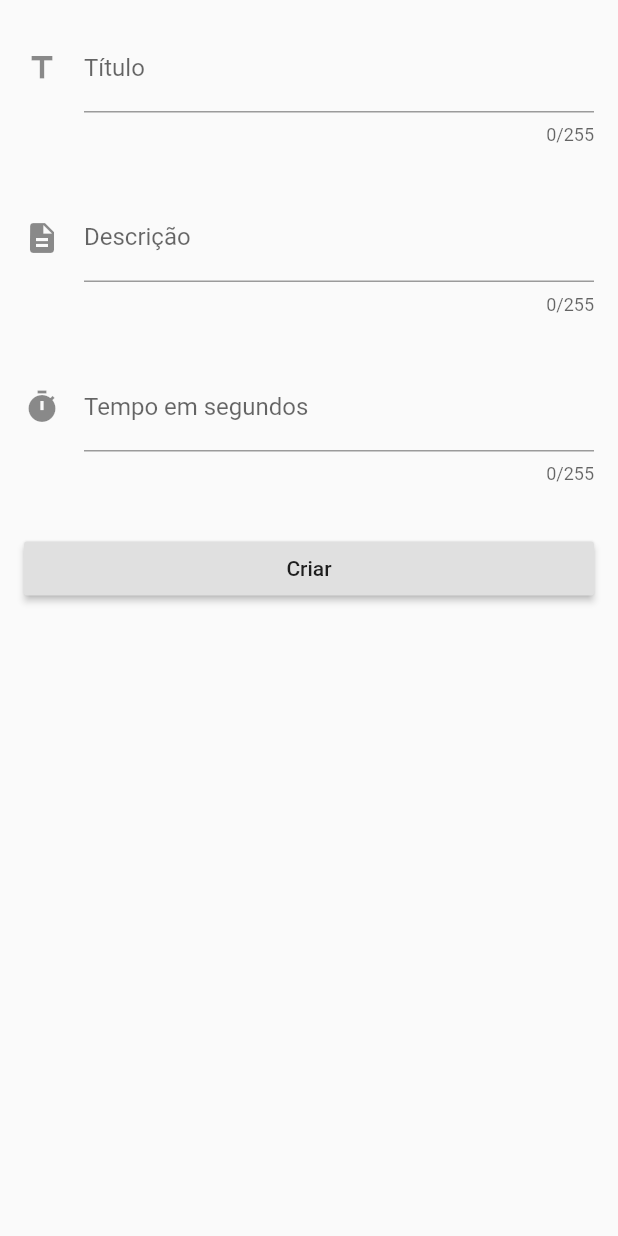
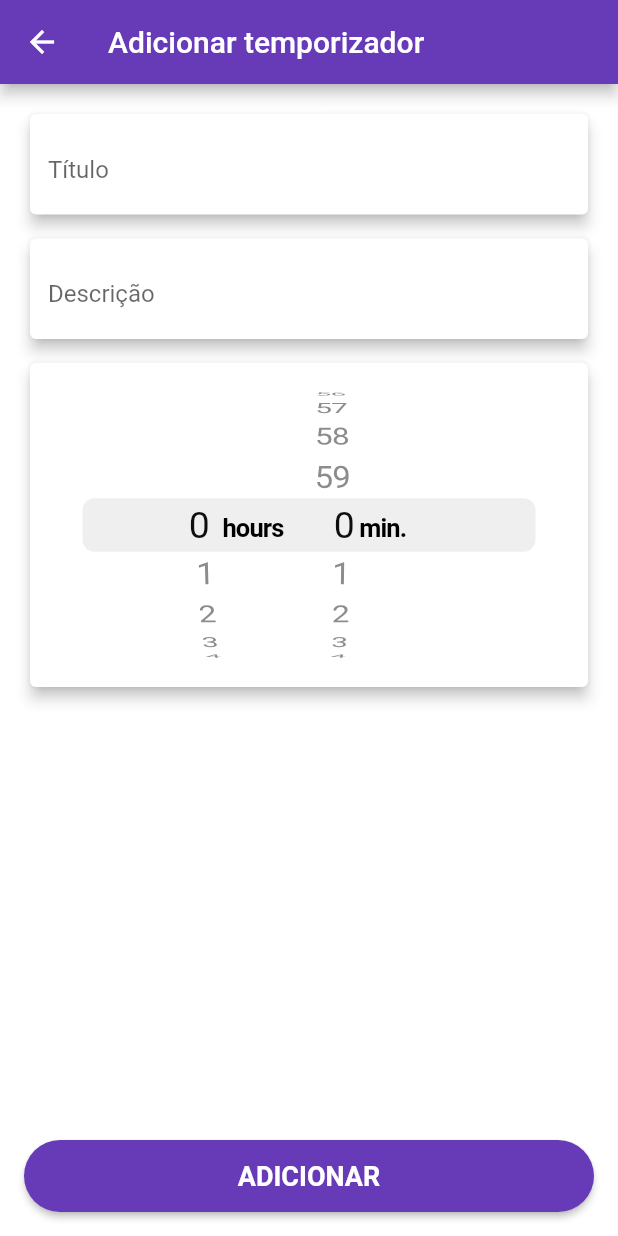
Before and after one commit to lucasselani/kitchen_timer, a Flutter app: the screen it shows after launch, after a tap on "ADICIONAR", on a phone screen of 412 x 824 dp. Run offline on Flutter 3.47's test engine with Material 2 defaults, Android fonts, the phone set to English and light mode, and no system bars; our stand-ins replace fluttertoast.

Commit message:
feat(wip): adding styles all screens

```diff
--- a/lib/models/countdown_timer.dart
+++ b/lib/models/countdown_timer.dart
@@ -9,6 +9,8 @@ class CountdownTimer {
   Duration duration;
   int remainingSeconds;
   String title;
+  bool isPlaying = true;
+  bool isFavorite = false;
 
   CountdownTimer(
       {@required int creationOrder,
--- /dev/null
+++ b/lib/resources/colors.dart
@@ -0,0 +1,7 @@
+import 'package:flutter/material.dart';
+
+class AppColors {
+  static const primaryColor = Colors.deepPurple;
+  static const accentColor = Colors.deepPurpleAccent;
+  static const backgroundColor = Colors.white;
+}
--- a/lib/resources/strings.dart
+++ b/lib/resources/strings.dart
@@ -1,7 +1,15 @@
 class Strings {
+  // general
+  static const addButton = 'ADICIONAR';
+
   // main.dart
   static const appTitle = 'Kitchen Timer';
 
   // timer_screen.dart
-  static const timerTitle = 'Temporizador';
+  static const timerTitle = 'Temporizadores';
+  static const noTimers = 'Clique em "Adicionar" para incluir um novo '
+      'temporizador.';
+
+  // add_timer_screen.dart
+  static const addTimerTitle = 'Adicionar temporizador';
 }
--- /dev/null
+++ b/lib/resources/styles.dart
@@ -0,0 +1,32 @@
+import 'package:flutter/cupertino.dart';
+import 'package:flutter/material.dart';
+
+class Styles {
+  static const label = TextStyle(
+    fontFamily: 'Roboto',
+    fontWeight: FontWeight.normal,
+    fontSize: 14,
+    color: Colors.black54,
+  );
+
+  static const title = TextStyle(
+    fontFamily: 'Roboto',
+    fontWeight: FontWeight.w700,
+    fontSize: 18,
+    color: Colors.black87,
+  );
+
+  static const watch = TextStyle(
+    fontFamily: 'Roboto',
+    fontWeight: FontWeight.bold,
+    fontSize: 22,
+    color: Colors.black,
+  );
+
+  static const button = TextStyle(
+    fontFamily: 'Roboto',
+    fontWeight: FontWeight.bold,
+    fontSize: 18,
+    color: Colors.white,
+  );
+}
--- a/lib/resources/themes.dart
+++ b/lib/resources/themes.dart
@@ -1,15 +1,12 @@
 import 'package:flutter/material.dart';
+
+import 'colors.dart';
 
 class Themes {
   static final appTheme = ThemeData(
-    primarySwatch: Colors.yellow,
-    textTheme: TextTheme(
-      display4: TextStyle(
-        fontFamily: 'Corben',
-        fontWeight: FontWeight.w700,
-        fontSize: 24,
-        color: Colors.black,
-      ),
-    ),
+    primarySwatch: AppColors.primaryColor,
+    accentColor: AppColors.accentColor,
+    backgroundColor: AppColors.backgroundColor,
+    brightness: Brightness.light,
   );
 }
--- a/lib/screens/timer/add_timer_screen.dart
+++ b/lib/screens/timer/add_timer_screen.dart
@@ -1,35 +1,49 @@
+import 'package:flutter/cupertino.dart';
 import 'package:flutter/material.dart';
+import 'package:flutter/services.dart';
 import 'package:fluttertoast/fluttertoast.dart';
 import 'package:kitchentimer/models/countdown_timer.dart';
 import 'package:kitchentimer/providers/app_provider.dart';
+import 'package:kitchentimer/resources/colors.dart';
+import 'package:kitchentimer/resources/strings.dart';
+import 'package:kitchentimer/widgets/material_timer_picker.dart';
+import 'package:kitchentimer/widgets/rounded_button.dart';
 import 'package:provider/provider.dart';
 
 class AddTimerScreen extends StatelessWidget {
   @override
   Widget build(BuildContext context) {
-    return Scaffold(body: _FormState());
+    return Scaffold(
+      resizeToAvoidBottomInset: false,
+      body: Container(padding: EdgeInsets.only(top: 16.0), child: _TimerForm()),
+      appBar: AppBar(
+        title: const Text(Strings.addTimerTitle),
+      ),
+      backgroundColor: AppColors.backgroundColor,
+    );
   }
 }
 
-class _FormState extends StatefulWidget {
+class _TimerForm extends StatefulWidget {
   @override
-  _TimerForm createState() {
-    return _TimerForm();
+  _TimerFormState createState() {
+    return _TimerFormState();
   }
 }
 
-class _TimerForm extends State<_FormState> {
+class _TimerFormState extends State<_TimerForm> {
   final _formKey = GlobalKey<FormState>();
   final _titleController = TextEditingController();
   final _descriptionController = TextEditingController();
-  final _timeController = TextEditingController();
+  Duration _time;
 
   CountdownTimer _createTimer(AppProvider provider) {
     return CountdownTimer(
       creationOrder: provider.nextCreationOrder,
       title: _titleController.text,
       description: _descriptionController.text,
-        duration: Duration(seconds: int.parse(_timeController.text)));
+      duration: _time,
+    );
   }
 
   @override
@@ -51,12 +65,12 @@ class _TimerForm extends State<_FormState> {
                   hint: 'Olhar o forno 5min antes, etc',
                   controller: _descriptionController,
                   validate: false),
-              _FormField(
-                  icon: Icons.timer,
-                  label: 'Tempo em segundos',
-                  hint: '60s = 1min',
-                  controller: _timeController,
-                  inputType: TextInputType.number),
+              MaterialTimerPicker(onTimeSelected: (Duration duration) {
+                setState(() {
+                  _time = duration;
+                });
+              }),
+              Spacer(),
               _FormButton(
                   provider: provider,
                   formKey: _formKey,
@@ -83,25 +97,38 @@ class _FormField extends StatelessWidget {
       Key key})
       : super(key: ValueKey(label));
 
+  InputDecoration _buildInputDecoration(
+      String hint, String label, IconData icon) {
+    return InputDecoration(
+      hintText: hint,
+      labelText: label,
+      //icon: Icon(icon),
+      fillColor: Colors.white,
+      border: OutlineInputBorder(
+        borderSide: BorderSide.none,
+      ),
+    );
+  }
+
   @override
   Widget build(BuildContext context) {
-    // TODO: implement build
     return Padding(
-      padding: const EdgeInsets.all(16.0),
+      padding: EdgeInsets.only(bottom: 8.0, left: 16.0, right: 16.0),
+      child: Card(
+        elevation: 4.0,
+        child: Padding(
+          padding: const EdgeInsets.only(top: 8.0),
           child: TextFormField(
             controller: controller,
-        decoration: InputDecoration(
-          labelText: label,
-          hintText: hint,
-          icon: Icon(icon),
-        ),
-        maxLength: 255,
+            decoration: _buildInputDecoration(hint, label, icon),
             keyboardType: inputType,
             validator: (value) {
               if (!validate) return null;
               if (value.isEmpty) return 'Please enter some text';
               return null;
             },
+          ),
+        ),
       ),
     );
   }
@@ -119,13 +146,7 @@ class _FormButton extends StatelessWidget {
       @required this.createTimer,
       @required this.formKey});
 
-  @override
-  Widget build(BuildContext context) {
-    // TODO: implement build
-    return Padding(
-        padding: const EdgeInsets.symmetric(vertical: 16.0, horizontal: 16.0),
-        child: RaisedButton(
-          onPressed: () {
+  void _onClick(BuildContext context) {
     if (formKey.currentState.validate()) {
       formKey.currentState.save();
       provider.addTimer(createTimer(provider));
@@ -134,8 +155,13 @@ class _FormButton extends StatelessWidget {
               'com suceso!');
       Navigator.pop(context);
     }
-          },
-          child: Center(child: Text('Criar')),
-        ));
+  }
+
+  @override
+  Widget build(BuildContext context) {
+    return RoundedButton(
+      title: Strings.addButton,
+      onClick: () => _onClick(context),
+    );
   }
 }
--- a/lib/screens/timer/timer_screen.dart
+++ b/lib/screens/timer/timer_screen.dart
@@ -1,8 +1,11 @@
 import 'package:flutter/material.dart';
 import 'package:kitchentimer/models/countdown_timer.dart';
 import 'package:kitchentimer/providers/app_provider.dart';
+import 'package:kitchentimer/resources/colors.dart';
 import 'package:kitchentimer/resources/routes.dart';
 import 'package:kitchentimer/resources/strings.dart';
+import 'package:kitchentimer/resources/styles.dart';
+import 'package:kitchentimer/widgets/rounded_button.dart';
 import 'package:kitchentimer/widgets/timer_list_item.dart';
 import 'package:provider/provider.dart';
 
@@ -17,10 +20,12 @@ class TimerScreen extends StatelessWidget {
           ),
           body: Stack(
             children: <Widget>[
+              _NoTimers(listLength: provider.timers.length),
               _TimersList(provider: provider),
               _AddButton(),
             ],
           ),
+          backgroundColor: AppColors.backgroundColor,
         );
       },
     );
@@ -56,21 +61,32 @@ class _AddButton extends StatelessWidget {
   @override
   Widget build(BuildContext context) {
     return Positioned(
-      left: 0,
-      bottom: 0,
-      right: 0,
-      child: Container(
-        margin: EdgeInsets.all(16.0),
-        height: 48.0,
-        child: RaisedButton(
-          onPressed: () {
-            Navigator.pushNamed(context, Routes.addTimerScreen);
-          },
-          child: Center(
-            child: Text('Adicionar'.toUpperCase()),
-          ),
+        left: 0,
+        bottom: 0,
+        right: 0,
+        child: RoundedButton(
+            title: Strings.addButton,
+            onClick: () =>
+                Navigator.pushNamed(context, Routes.addTimerScreen)));
+  }
+}
+
+class _NoTimers extends StatelessWidget {
+  final int listLength;
+
+  _NoTimers({@required this.listLength});
+
+  @override
+  Widget build(BuildContext context) {
+    return Visibility(
+      child: Padding(
+        padding: const EdgeInsets.all(16.0),
+        child: Center(
+          child: Text(Strings.noTimers,
+              style: Styles.watch, textAlign: TextAlign.center),
         ),
       ),
+      visible: listLength <= 0,
     );
   }
 }
--- /dev/null
+++ b/lib/utils/timeUtils.dart
@@ -0,0 +1,12 @@
+String formatTime(int timeInSeconds) {
+  var time = timeInSeconds;
+  var hours = timeInSeconds ~/ 3600;
+  time -= hours * 3600;
+  var minutes = time ~/ 60;
+  time -= minutes * 60;
+  var seconds = time % 60;
+  var formatted = '';
+  if (hours > 0) formatted += '${hours.toString().padLeft(2, '0')}:';
+  if (minutes > 0) formatted += '${minutes.toString().padLeft(2, '0')}:';
+  return '$formatted${seconds.toString().padLeft(2, '0')}';
+}
--- /dev/null
+++ b/lib/widgets/material_timer_picker.dart
@@ -0,0 +1,33 @@
+import 'package:flutter/cupertino.dart';
+import 'package:flutter/material.dart';
+import 'package:kitchentimer/resources/styles.dart';
+
+typedef OnTimeSelected = void Function(Duration duration);
+
+class MaterialTimerPicker extends StatelessWidget {
+  final OnTimeSelected onTimeSelected;
+
+  MaterialTimerPicker({@required this.onTimeSelected});
+
+  @override
+  Widget build(BuildContext context) {
+    return Padding(
+      padding: const EdgeInsets.symmetric(horizontal: 16.0),
+      child: Card(
+        elevation: 4.0,
+        child: CupertinoTheme(
+          data: CupertinoThemeData(
+            textTheme:
+                CupertinoTextThemeData(dateTimePickerTextStyle: Styles.watch),
+          ),
+          child: CupertinoTimerPicker(
+            mode: CupertinoTimerPickerMode.hm,
+            onTimerDurationChanged: (Duration value) {
+              onTimeSelected(value);
+            },
+          ),
+        ),
+      ),
+    );
+  }
+}
--- /dev/null
+++ b/lib/widgets/rounded_button.dart
@@ -0,0 +1,30 @@
+import 'package:flutter/cupertino.dart';
+import 'package:flutter/material.dart';
+import 'package:kitchentimer/resources/colors.dart';
+import 'package:kitchentimer/resources/styles.dart';
+
+class RoundedButton extends StatelessWidget {
+  final String title;
+  final Function onClick;
+
+  RoundedButton({@required this.title, @required this.onClick});
+
+  @override
+  Widget build(BuildContext context) {
+    return Container(
+      margin: EdgeInsets.all(16.0),
+      height: 48.0,
+      child: RaisedButton(
+        shape:
+            RoundedRectangleBorder(borderRadius: BorderRadius.circular(30.0)),
+        color: AppColors.primaryColor,
+        onPressed: () {
+          onClick();
+        },
+        child: Center(
+          child: Text(title, style: Styles.button),
+        ),
+      ),
+    );
+  }
+}
--- a/pubspec.yaml
+++ b/pubspec.yaml
@@ -21,6 +21,7 @@ dependencies:
     sdk: flutter
 
   cupertino_icons: ^0.1.3
+  intl: ^0.16.1
   fluttertoast: ^4.0.1
   provider: ^4.0.5
 
```
Also changed, not shown: lib/providers/app_provider.dart (+15 -0 lines), lib/widgets/action_icons_column.dart (added, +53 -0 lines), lib/widgets/countdown_watch.dart (added, +68 -0 lines), lib/widgets/timer_list_item.dart (+25 -72 lines), pubspec.lock. Lines whose indentation alone changed are shown as unchanged.
